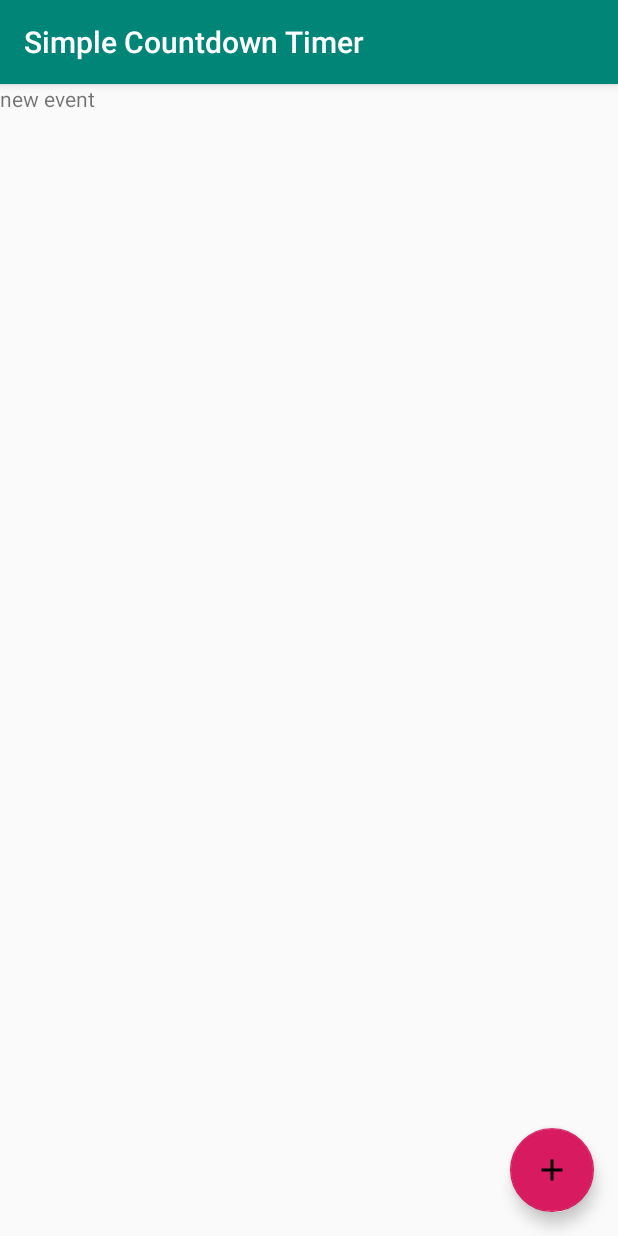
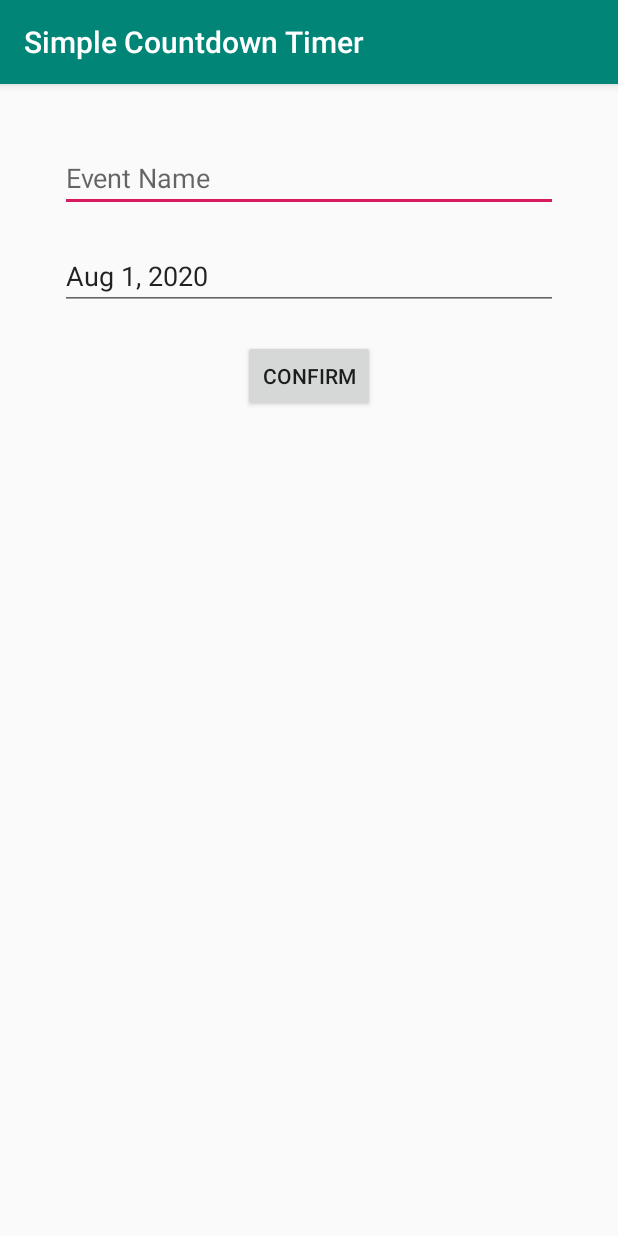
Before and after one commit to WillowSnyder/SimpleCountdownTimer, an Android app: the screen it shows after launch (MainActivity before the commit, addEvent after it), after a tap on an icon or button, on a phone screen of 412 x 824 dp. Run offline under Robolectric (Android 15) with nearby library versions, the phone set to English and light mode, and no system bars.

Commit message:
add event page with date picker

```diff
--- a/app/src/main/AndroidManifest.xml
+++ b/app/src/main/AndroidManifest.xml
@@ -9,6 +9,7 @@
         android:roundIcon="@mipmap/ic_launcher_round"
         android:supportsRtl="true"
         android:theme="@style/AppTheme">
+        <activity android:name=".addEvent"></activity>
         <activity android:name=".MainActivity">
             <intent-filter>
                 <action android:name="android.intent.action.MAIN" />
--- /dev/null
+++ b/app/src/main/java/com/gmail/wyatt/james/snyder/simplecountdowntimer/DatePickerFragment.java
@@ -0,0 +1,24 @@
+package com.gmail.wyatt.james.snyder.simplecountdowntimer;
+
+import android.app.DatePickerDialog;
+import android.app.Dialog;
+import android.os.Bundle;
+
+import androidx.fragment.app.DialogFragment;
+
+import java.util.Calendar;
+
+
+public class DatePickerFragment extends DialogFragment {
+    @Override
+    public Dialog onCreateDialog(Bundle savedInstanceState) {
+        // Use the current date as the default date in the picker
+        Calendar c = Calendar.getInstance();
+        int year = c.get(Calendar.YEAR);
+        int month = c.get(Calendar.MONTH);
+        int day = c.get(Calendar.DAY_OF_MONTH);
+
+        // Create a new instance of DatePickerDialog and return it
+        return new DatePickerDialog(getActivity(), (DatePickerDialog.OnDateSetListener) getActivity(), year, month, day);
+    }
+}
--- a/app/src/main/java/com/gmail/wyatt/james/snyder/simplecountdowntimer/MainActivity.java
+++ b/app/src/main/java/com/gmail/wyatt/james/snyder/simplecountdowntimer/MainActivity.java
@@ -2,6 +2,7 @@ package com.gmail.wyatt.james.snyder.simplecountdowntimer;
 
 import androidx.appcompat.app.AppCompatActivity;
 
+import android.content.Intent;
 import android.os.Bundle;
 import android.view.View;
 import android.widget.TextView;
@@ -18,6 +19,6 @@ public class MainActivity extends AppCompatActivity {
     }
 
     public void addEvent(View view){
-        text.setText("new event");
+        startActivity(new Intent(MainActivity.this, addEvent.class));
     }
 }
--- /dev/null
+++ b/app/src/main/java/com/gmail/wyatt/james/snyder/simplecountdowntimer/addEvent.java
@@ -0,0 +1,57 @@
+package com.gmail.wyatt.james.snyder.simplecountdowntimer;
+
+import androidx.appcompat.app.AppCompatActivity;
+import androidx.fragment.app.DialogFragment;
+
+import android.app.DatePickerDialog;
+import android.app.Dialog;
+import android.content.Intent;
+import android.os.Bundle;
+import android.view.View;
+import android.widget.Button;
+import android.widget.DatePicker;
+import android.widget.EditText;
+import android.widget.Toast;
+
+import java.text.DateFormat;
+import java.text.SimpleDateFormat;
+import java.util.Calendar;
+
+public class addEvent extends AppCompatActivity implements DatePickerDialog.OnDateSetListener {
+    public EditText setDate;
+    final Calendar c = Calendar.getInstance();
+
+    @Override
+    protected void onCreate(Bundle savedInstanceState) {
+        super.onCreate(savedInstanceState);
+        setContentView(R.layout.activity_add_event);
+
+        setDate = findViewById(R.id.pickDate);
+
+        Calendar c = Calendar.getInstance();
+
+        String currentDateString = DateFormat.getDateInstance().format(c.getTime());
+        setDate.setText(currentDateString);
+    }
+
+    public void showDatePickerDialog(View view){
+        DialogFragment dateDialog = new DatePickerFragment();
+        dateDialog.show(getSupportFragmentManager(), "datePicker");
+    }
+
+    public void confirmEvent(View view){
+        startActivity(new Intent(addEvent.this, MainActivity.class));
+    }
+
+
+    @Override
+    public void onDateSet(DatePicker view, int year, int month, int dayOfMonth) {
+        Calendar c = Calendar.getInstance();
+        c.set(Calendar.YEAR, year);
+        c.set(Calendar.MONTH, month);
+        c.set(Calendar.DAY_OF_MONTH, dayOfMonth);
+
+        String currentDateString = DateFormat.getDateInstance().format(c.getTime());
+        setDate.setText(currentDateString);
+    }
+}
--- /dev/null
+++ b/app/src/main/res/layout/activity_add_event.xml
@@ -0,0 +1,43 @@
+<?xml version="1.0" encoding="utf-8"?>
+<RelativeLayout xmlns:android="http://schemas.android.com/apk/res/android"
+    xmlns:app="http://schemas.android.com/apk/res-auto"
+    xmlns:tools="http://schemas.android.com/tools"
+    android:layout_width="match_parent"
+    android:layout_height="match_parent"
+    tools:context=".addEvent">
+
+    <EditText
+        android:id="@+id/eventName"
+        android:layout_width="match_parent"
+        android:layout_height="wrap_content"
+        android:ems="10"
+        android:inputType="textPersonName"
+        android:hint="Event Name"
+        android:layout_marginTop="40dp"
+        android:layout_marginLeft="40dp"
+        android:layout_marginRight="40dp"
+        />
+
+    <EditText
+        android:layout_width="match_parent"
+        android:layout_height="wrap_content"
+        android:id="@+id/pickDate"
+        android:hint=""
+        android:onClick="showDatePickerDialog"
+        android:layout_below="@+id/eventName"
+        android:focusable="false"
+        android:layout_marginTop="20dp"
+        android:layout_marginLeft="40dp"
+        android:layout_marginRight="40dp" />
+
+    <Button
+        android:layout_width="wrap_content"
+        android:layout_height="wrap_content"
+        android:id="@+id/confirmEvent"
+        android:text="Confirm"
+        android:onClick="confirmEvent"
+        android:layout_below="@+id/pickDate"
+        android:layout_centerHorizontal="true"
+        android:layout_marginTop="20dp" />
+
+</RelativeLayout>
```
